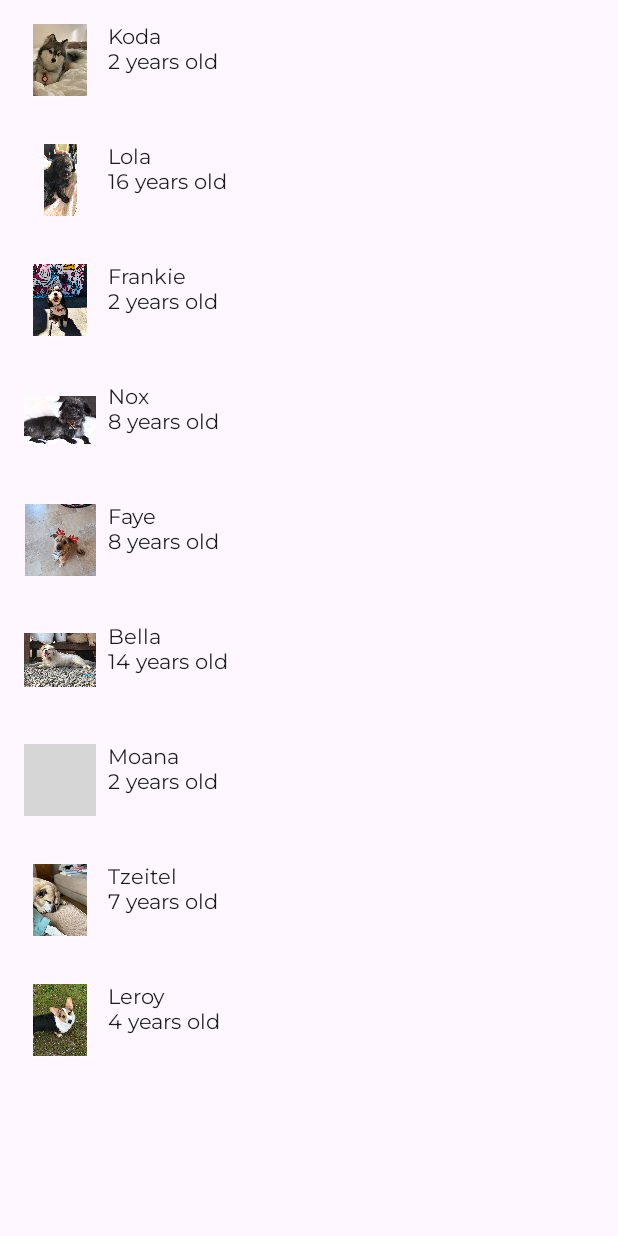
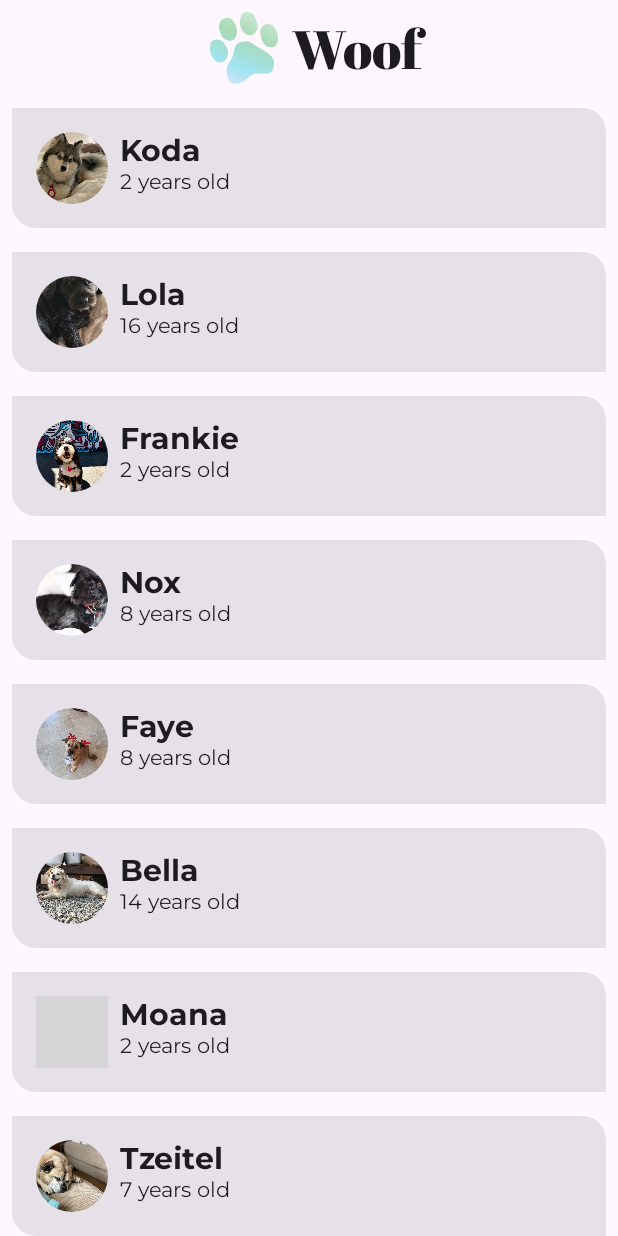
Before and after one commit to s1sy4/unit3-pathway3-lab5-, an Android app built with Jetpack Compose: the screen it shows after launch (MainActivity), on a phone screen of 412 x 824 dp. Run offline under Robolectric (Android 15) with nearby library versions, the phone set to English and light mode, and no system bars; grey boxes are pictures that could not be loaded.

Commit message:
feat: add top app bar and card-based dog list

```diff
--- a/app/src/main/java/com/example/woof/MainActivity.kt
+++ b/app/src/main/java/com/example/woof/MainActivity.kt
@@ -30,10 +30,17 @@ import androidx.compose.foundation.layout.padding
 import androidx.compose.foundation.layout.size
 import androidx.compose.foundation.lazy.LazyColumn
 import androidx.compose.foundation.lazy.items
+import androidx.compose.material3.Card
+import androidx.compose.material3.CenterAlignedTopAppBar
+import androidx.compose.material3.MaterialTheme
+import androidx.compose.material3.Scaffold
 import androidx.compose.material3.Surface
 import androidx.compose.material3.Text
 import androidx.compose.runtime.Composable
+import androidx.compose.ui.Alignment
 import androidx.compose.ui.Modifier
+import androidx.compose.ui.draw.clip
+import androidx.compose.ui.layout.ContentScale
 import androidx.compose.ui.res.dimensionResource
 import androidx.compose.ui.res.painterResource
 import androidx.compose.ui.res.stringResource
@@ -63,9 +70,18 @@ class MainActivity : ComponentActivity() {
  */
 @Composable
 fun WoofApp() {
-    LazyColumn {
-        items(dogs) {
-            DogItem(dog = it)
+    Scaffold(
+        topBar = {
+            WoofTopAppBar()
+        }
+    ) { it ->
+        LazyColumn(contentPadding = it) {
+            items(dogs) {
+                DogItem(
+                    dog = it,
+                    modifier = Modifier.padding(dimensionResource(R.dimen.padding_small))
+                )
+            }
         }
     }
 }
@@ -81,14 +97,52 @@ fun DogItem(
     dog: Dog,
     modifier: Modifier = Modifier
 ) {
-    Row(
+    Card(
         modifier = modifier
-            .fillMaxWidth()
-            .padding(dimensionResource(R.dimen.padding_small))
     ) {
-        DogIcon(dog.imageResourceId)
-        DogInformation(dog.name, dog.age)
+        Row(
+            modifier = Modifier
+                .fillMaxWidth()
+                .padding(dimensionResource(R.dimen.padding_small))
+        ) {
+            DogIcon(dog.imageResourceId)
+            DogInformation(dog.name, dog.age)
+        }
     }
+}
+
+/**
+ * Composable that displays a Top Bar with an icon and text.
+ *
+ * @param modifier modifiers to set to this composable
+ */
+@Composable
+fun WoofTopAppBar(modifier: Modifier = Modifier) {
+    CenterAlignedTopAppBar(
+        title = {
+            Row(
+                verticalAlignment = Alignment.CenterVertically
+            ) {
+                Image(
+                    modifier = Modifier
+                        .size(dimensionResource(R.dimen.image_size))
+                        .padding(dimensionResource(R.dimen.padding_small)),
+                    painter = painterResource(R.drawable.ic_woof_logo),
+
+                    // Content Description is not needed here - image is decorative, and setting a
+                    // null content description allows accessibility services to skip this element
+                    // during navigation.
+
+                    contentDescription = null
+                )
+                Text(
+                    text = stringResource(R.string.app_name),
+                    style = MaterialTheme.typography.displayLarge
+                )
+            }
+        },
+        modifier = modifier
+    )
 }
 
 /**
@@ -105,7 +159,9 @@ fun DogIcon(
     Image(
         modifier = modifier
             .size(dimensionResource(R.dimen.image_size))
-            .padding(dimensionResource(R.dimen.padding_small)),
+            .padding(dimensionResource(R.dimen.padding_small))
+            .clip(MaterialTheme.shapes.small),
+        contentScale = ContentScale.Crop,
         painter = painterResource(dogIcon),
 
         // Content Description is not needed here - image is decorative, and setting a null content
@@ -131,10 +187,12 @@ fun DogInformation(
     Column(modifier = modifier) {
         Text(
             text = stringResource(dogName),
+            style = MaterialTheme.typography.displayMedium,
             modifier = Modifier.padding(top = dimensionResource(R.dimen.padding_small))
         )
         Text(
             text = stringResource(R.string.years_old, dogAge),
+            style = MaterialTheme.typography.bodyLarge
         )
     }
 }
@@ -149,3 +207,14 @@ fun WoofPreview() {
         WoofApp()
     }
 }
+
+/**
+ * Composable that displays what the UI of the app looks like in dark theme in the design tab.
+ */
+@Preview
+@Composable
+fun WoofDarkThemePreview() {
+    WoofTheme(darkTheme = true) {
+        WoofApp()
+    }
+}
```
